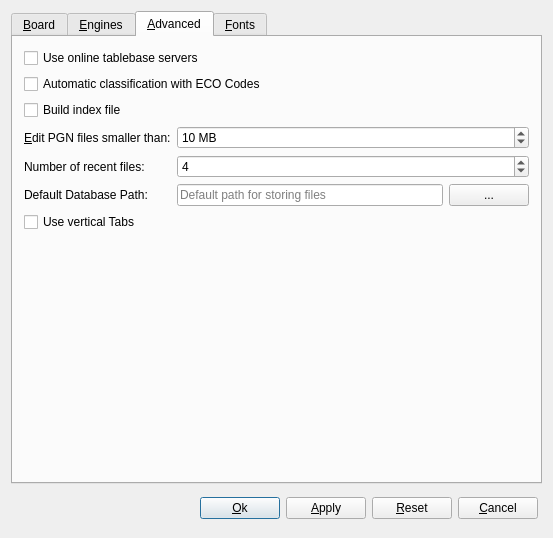
This is src/gui/preferences.ui in madnight/chessx as Qt 5 draws it before an edit. The edited form follows.
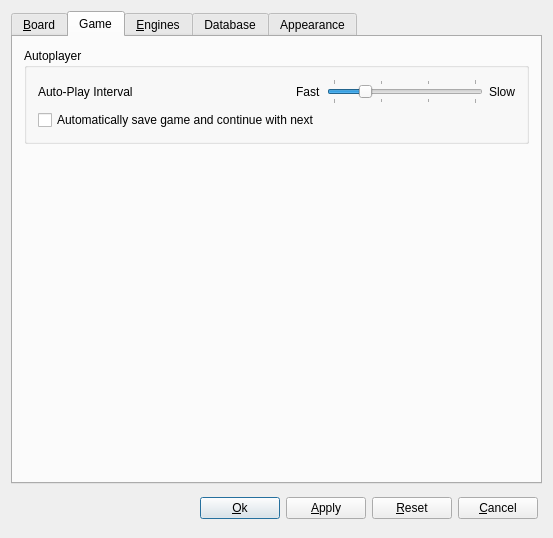
This is the edited form. Custom widgets are drawn as their Qt base class.

Commit message: New feature: Clear cache between database changes Cleanup: Use C++ and Qt in guess library Fixed issue with Blunder Check Started new feature: Auto analyse games

What changed in the file:
```diff
--- a/src/gui/preferences.ui
+++ b/src/gui/preferences.ui
@@ -16,14 +16,14 @@
   <property name="modal">
    <bool>true</bool>
   </property>
-  <layout class="QVBoxLayout" name="verticalLayout_3">
-   <item>
+  <layout class="QGridLayout" name="gridLayout">
+   <item row="0" column="0">
     <widget class="QTabWidget" name="tabWidget">
      <property name="autoFillBackground">
       <bool>false</bool>
      </property>
      <property name="currentIndex">
-      <number>2</number>
+      <number>1</number>
      </property>
      <widget class="QWidget" name="tabGeneral">
       <attribute name="title">
@@ -112,94 +112,6 @@
          </property>
         </widget>
        </item>
-       <item row="0" column="0">
-        <widget class="QLabel" name="pieceThemeLabel">
-         <property name="text">
-          <string>&amp;Chess set:</string>
-         </property>
-         <property name="buddy">
-          <cstring>pieceThemeCombo</cstring>
-         </property>
-        </widget>
-       </item>
-       <item row="7" column="0" colspan="3">
-        <widget class="QGroupBox" name="gbBoardOptions">
-         <property name="title">
-          <string>Game Options</string>
-         </property>
-         <layout class="QVBoxLayout" name="verticalLayout_4">
-          <item>
-           <layout class="QHBoxLayout" name="horizontalLayout_7" stretch="0,0,0,0,0">
-            <item>
-             <widget class="QLabel" name="label_11">
-              <property name="text">
-               <string>Auto-Play Interval</string>
-              </property>
-             </widget>
-            </item>
-            <item>
-             <spacer name="horizontalSpacer_2">
-              <property name="orientation">
-               <enum>Qt::Horizontal</enum>
-              </property>
-              <property name="sizeHint" stdset="0">
-               <size>
-                <width>40</width>
-                <height>20</height>
-               </size>
-              </property>
-             </spacer>
-            </item>
-            <item>
-             <widget class="QLabel" name="label_12">
-              <property name="text">
-               <string>Fast</string>
-              </property>
-             </widget>
-            </item>
-            <item>
-             <widget class="QSlider" name="autoPlayInterval">
-              <property name="minimum">
-               <number>1000</number>
-              </property>
-              <property name="maximum">
-               <number>5000</number>
-              </property>
-              <property name="singleStep">
-               <number>1000</number>
-              </property>
-              <property name="pageStep">
-               <number>1000</number>
-              </property>
-              <property name="value">
-               <number>3000</number>
-              </property>
-              <property name="sliderPosition">
-               <number>3000</number>
-              </property>
-              <property name="orientation">
-               <enum>Qt::Horizontal</enum>
-              </property>
-              <property name="tickPosition">
-               <enum>QSlider::TicksBothSides</enum>
-              </property>
-              <property name="tickInterval">
-               <number>1000</number>
-              </property>
-             </widget>
-            </item>
-            <item>
-             <widget class="QLabel" name="label_13">
-              <property name="text">
-               <string>Slow</string>
-              </property>
-             </widget>
-            </item>
-           </layout>
-          </item>
-         </layout>
-        </widget>
-       </item>
        <item row="6" column="0">
         <spacer>
          <property name="orientation">
@@ -323,6 +235,111 @@
        </item>
       </layout>
      </widget>
+     <widget class="QWidget" name="tabAutoplay">
+      <attribute name="title">
+       <string>Game</string>
+      </attribute>
+      <layout class="QGridLayout" name="gridLayout_2">
+       <item row="0" column="0">
+        <widget class="QGroupBox" name="gbBoardOptions">
+         <property name="title">
+          <string>Autoplayer</string>
+         </property>
+         <layout class="QVBoxLayout" name="verticalLayout_5">
+          <item>
+           <layout class="QHBoxLayout" name="horizontalLayout_8" stretch="0,0,0,0,0">
+            <item>
+             <widget class="QLabel" name="label_14">
+              <property name="text">
+               <string>Auto-Play Interval</string>
+              </property>
+             </widget>
+            </item>
+            <item>
+             <spacer name="horizontalSpacer_3">
+              <property name="orientation">
+               <enum>Qt::Horizontal</enum>
+              </property>
+              <property name="sizeHint" stdset="0">
+               <size>
+                <width>40</width>
+                <height>20</height>
+               </size>
+              </property>
+             </spacer>
+            </item>
+            <item>
+             <widget class="QLabel" name="label_15">
+              <property name="text">
+               <string>Fast</string>
+              </property>
+             </widget>
+            </item>
+            <item>
+             <widget class="QSlider" name="autoPlayInterval">
+              <property name="minimum">
+               <number>1000</number>
+              </property>
+              <property name="maximum">
+               <number>10000</number>
+              </property>
+              <property name="singleStep">
+               <number>1000</number>
+              </property>
+              <property name="pageStep">
+               <number>5000</number>
+              </property>
+              <property name="value">
+               <number>3000</number>
+              </property>
+              <property name="sliderPosition">
+               <number>3000</number>
+              </property>
+              <property name="orientation">
+               <enum>Qt::Horizontal</enum>
+              </property>
+              <property name="tickPosition">
+               <enum>QSlider::TicksBothSides</enum>
+              </property>
+              <property name="tickInterval">
+               <number>3000</number>
+              </property>
+             </widget>
+            </item>
+            <item>
+             <widget class="QLabel" name="label_16">
+              <property name="text">
+               <string>Slow</string>
+              </property>
+             </widget>
+            </item>
+           </layout>
+          </item>
+          <item>
+           <widget class="QCheckBox" name="cbSaveAndContinue">
+            <property name="text">
+             <string>Automatically save game and continue with next</string>
+            </property>
+           </widget>
+          </item>
+         </layout>
+        </widget>
+       </item>
+       <item row="1" column="0">
+        <spacer name="verticalSpacer_2">
+         <property name="orientation">
+          <enum>Qt::Vertical</enum>
+         </property>
+         <property name="sizeHint" stdset="0">
+          <size>
+           <width>20</width>
+           <height>40</height>
+          </size>
+         </property>
+        </spacer>
+       </item>
+      </layout>
+     </widget>
      <widget class="QWidget" name="tabEngines">
       <attribute name="title">
        <string>&amp;Engines</string>
@@ -555,7 +572,7 @@
      </widget>
      <widget class="QWidget" name="tabAdvanced">
       <attribute name="title">
-       <string>&amp;Advanced</string>
+       <string>Database</string>
       </attribute>
       <layout class="QVBoxLayout" name="verticalLayout1">
        <item>
@@ -669,13 +686,6 @@
          </item>
         </layout>
        </item>
-       <item>
-        <widget class="QCheckBox" name="verticalTabs">
-         <property name="text">
-          <string>Use vertical Tabs</string>
-         </property>
-        </widget>
-       </item>
        <item>
         <spacer name="verticalSpacer1">
          <property name="orientation">
@@ -693,7 +703,7 @@
      </widget>
      <widget class="QWidget" name="tabFonts">
       <attribute name="title">
-       <string>&amp;Fonts</string>
+       <string>Appearance</string>
       </attribute>
       <layout class="QVBoxLayout" name="verticalLayout">
        <item>
@@ -750,6 +760,13 @@
          </item>
         </layout>
        </item>
+       <item>
+        <widget class="QCheckBox" name="verticalTabs">
+         <property name="text">
+          <string>Use vertical Tabs</string>
+         </property>
+        </widget>
+       </item>
        <item>
         <spacer name="verticalSpacer">
          <property name="orientation">
@@ -767,7 +784,7 @@
      </widget>
     </widget>
    </item>
-   <item>
+   <item row="1" column="0">
     <layout class="QHBoxLayout">
      <property name="margin">
       <number>4</number>
```
Left out of the diff: 163 changed lines with no effect on the pictures. The commit also changes 18 other files.
